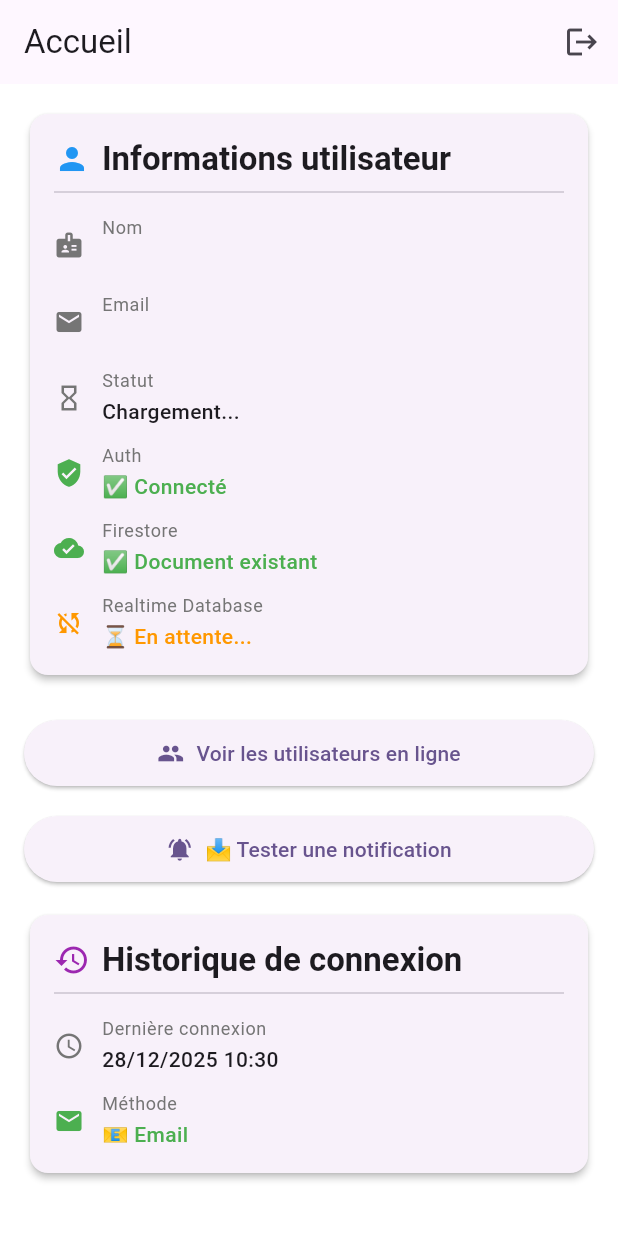
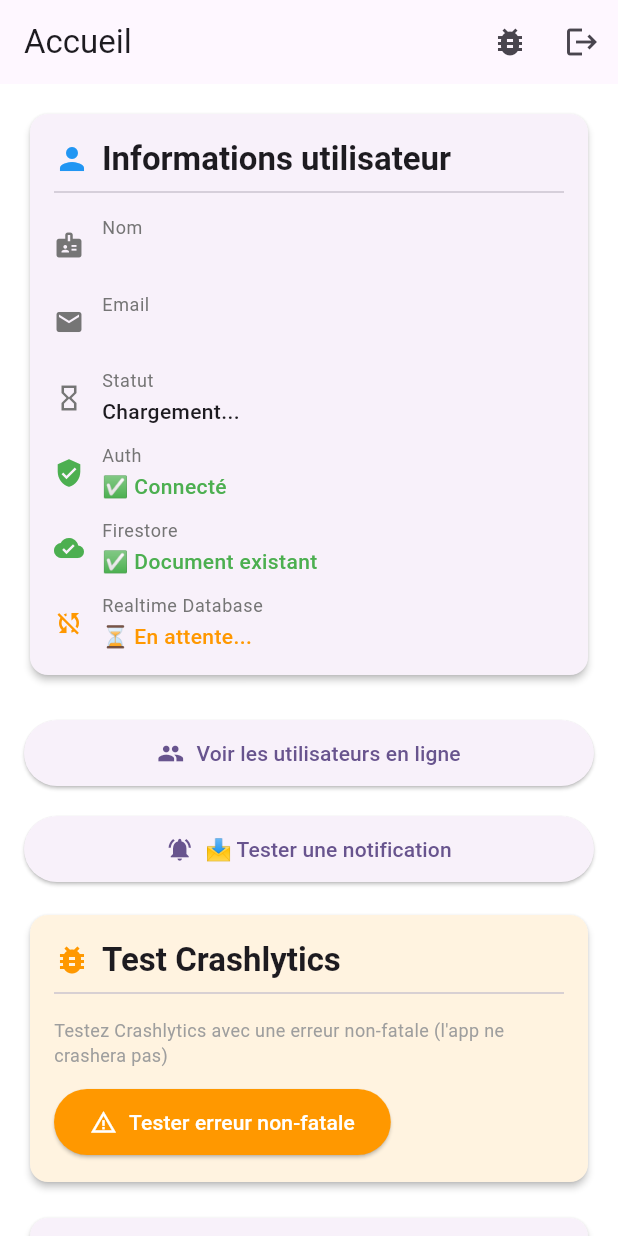
Before and after one commit to Red9112/Int-gration_de_Firebase, a Flutter app: the screen it shows once a user with an empty profile is signed in, on a phone screen of 412 x 824 dp. Run offline on Flutter 3.47's test engine with Material 3 defaults, Android fonts, the phone set to English and light mode, and no system bars; our stand-ins replace cloud_firestore, firebase_analytics, firebase_auth, firebase_core, firebase_crashlytics, firebase_database and 3 more; accounts and stored records are empty; generated files the repository leaves out were written again.

Commit message:
Fix Crashlytics crash test button - Enable collection in debug mode and improve error handling

```diff
--- a/lib/core/firebase/firebase_service.dart
+++ b/lib/core/firebase/firebase_service.dart
@@ -48,8 +48,8 @@ class FirebaseService {
       try {
         _crashlytics = FirebaseCrashlytics.instance;
 
-        // Only enable Crashlytics in release mode
-        // In debug mode, Crashlytics can cause issues
+        // Enable Crashlytics in release mode
+        // In debug mode, enable it conditionally for testing purposes
         if (!kDebugMode) {
           await _crashlytics!.setCrashlyticsCollectionEnabled(true);
 
@@ -64,8 +64,23 @@ class FirebaseService {
             return true;
           };
         } else {
-          // In debug mode, disable Crashlytics collection to avoid errors
-          await _crashlytics!.setCrashlyticsCollectionEnabled(false);
+          // In debug mode, enable Crashlytics collection for testing
+          // This allows testing crash reports in debug mode
+          await _crashlytics!.setCrashlyticsCollectionEnabled(true);
+
+          // Set up error handlers for debug mode as well
+          FlutterError.onError = (errorDetails) {
+            _crashlytics?.recordFlutterFatalError(errorDetails);
+          };
+
+          PlatformDispatcher.instance.onError = (error, stack) {
+            _crashlytics?.recordError(error, stack, fatal: true);
+            return true;
+          };
+
+          if (kDebugMode) {
+            debugPrint('✅ Crashlytics enabled in debug mode for testing');
+          }
         }
       } catch (e) {
         // If Crashlytics fails to initialize, continue without it
--- a/lib/features/auth/presentation/screens/home_screen.dart
+++ b/lib/features/auth/presentation/screens/home_screen.dart
@@ -5,6 +5,7 @@ import 'package:firebase_database/firebase_database.dart';
 import 'package:cloud_firestore/cloud_firestore.dart';
 import '../../auth_provider.dart' as auth;
 import '../../../../services/presence_service.dart';
+import '../../../../services/crashlytics_service.dart';
 import '../../../../features/database/firestore_service.dart';
 import '../../../presence/presentation/screens/online_users_screen.dart';
 import '../../../messaging/presentation/widgets/test_notification_button.dart';
@@ -21,6 +22,43 @@ class HomeScreen extends StatelessWidget {
       appBar: AppBar(
         title: const Text('Accueil'),
         actions: [
+          // 🔴 Bouton TEST Crashlytics
+          IconButton(
+            icon: const Icon(Icons.bug_report),
+            tooltip: 'Tester Crashlytics',
+            onPressed: () async {
+              // Show confirmation dialog before crashing
+              final shouldCrash = await showDialog<bool>(
+                context: context,
+                builder: (context) => AlertDialog(
+                  title: const Text('Test Crashlytics'),
+                  content: const Text(
+                    'Cette action va provoquer un crash de l\'application pour tester Crashlytics.\n\n'
+                    'Le crash sera enregistré dans Firebase Crashlytics.\n\n'
+                    'Voulez-vous continuer ?',
+                  ),
+                  actions: [
+                    TextButton(
+                      onPressed: () => Navigator.of(context).pop(false),
+                      child: const Text('Annuler'),
+                    ),
+                    TextButton(
+                      onPressed: () => Navigator.of(context).pop(true),
+                      style: TextButton.styleFrom(
+                        foregroundColor: Colors.red,
+                      ),
+                      child: const Text('Crash'),
+                    ),
+                  ],
+                ),
+              );
+
+              if (shouldCrash == true) {
+                // Use CrashlyticsService for consistency
+                await CrashlyticsService.crash();
+              }
+            },
+          ),
           IconButton(
             icon: const Icon(Icons.logout),
             onPressed: () async {
@@ -50,6 +88,11 @@ class HomeScreen extends StatelessWidget {
 
                   // Option 3: Bouton test notification
                   const TestNotificationButton(),
+
+                  const SizedBox(height: 16),
+
+                  // Option 5: Test Crashlytics (Non-fatal error)
+                  _buildCrashlyticsTestSection(context),
 
                   const SizedBox(height: 16),
 
@@ -336,4 +379,77 @@ class HomeScreen extends StatelessWidget {
       ),
     );
   }
+
+  Widget _buildCrashlyticsTestSection(BuildContext context) {
+    return Card(
+      elevation: 2,
+      color: Colors.orange.shade50,
+      child: Padding(
+        padding: const EdgeInsets.all(16.0),
+        child: Column(
+          crossAxisAlignment: CrossAxisAlignment.start,
+          children: [
+            Row(
+              children: [
+                const Icon(Icons.bug_report, color: Colors.orange),
+                const SizedBox(width: 8),
+                Text(
+                  'Test Crashlytics',
+                  style: Theme.of(context).textTheme.titleLarge?.copyWith(
+                        fontWeight: FontWeight.bold,
+                      ),
+                ),
+              ],
+            ),
+            const Divider(),
+            const SizedBox(height: 8),
+            const Text(
+              'Testez Crashlytics avec une erreur non-fatale (l\'app ne crashera pas)',
+              style: TextStyle(fontSize: 12, color: Colors.grey),
+            ),
+            const SizedBox(height: 12),
+            ElevatedButton.icon(
+              onPressed: () async {
+                try {
+                  // Test non-fatal error
+                  await CrashlyticsService.recordError(
+                    Exception('Test error from Crashlytics button'),
+                    StackTrace.current,
+                    reason: 'User triggered test error',
+                    fatal: false,
+                  );
+
+                  if (context.mounted) {
+                    ScaffoldMessenger.of(context).showSnackBar(
+                      const SnackBar(
+                        content: Text('✅ Erreur de test envoyée à Crashlytics'),
+                        backgroundColor: Colors.green,
+                        duration: Duration(seconds: 2),
+                      ),
+                    );
+                  }
+                } catch (e) {
+                  if (context.mounted) {
+                    ScaffoldMessenger.of(context).showSnackBar(
+                      SnackBar(
+                        content: Text('❌ Erreur: $e'),
+                        backgroundColor: Colors.red,
+                      ),
+                    );
+                  }
+                }
+              },
+              icon: const Icon(Icons.warning_amber),
+              label: const Text('Tester erreur non-fatale'),
+              style: ElevatedButton.styleFrom(
+                backgroundColor: Colors.orange,
+                foregroundColor: Colors.white,
+                padding: const EdgeInsets.symmetric(horizontal: 24, vertical: 12),
+              ),
+            ),
+          ],
+        ),
+      ),
+    );
+  }
 }
--- a/lib/services/crashlytics_service.dart
+++ b/lib/services/crashlytics_service.dart
@@ -97,10 +97,38 @@ class CrashlyticsService {
     }
   }
 
-  /// Force a crash (for testing - use only in debug mode)
-  static void crash() {
-    if (kDebugMode && _crashlytics != null) {
-      _crashlytics!.crash();
+  /// Force a crash (for testing)
+  /// Works in both debug and release modes
+  /// Note: Make sure Crashlytics collection is enabled
+  static Future<void> crash() async {
+    if (_crashlytics == null) {
+      if (kDebugMode) {
+        debugPrint('❌ Crashlytics is not initialized. Cannot trigger crash.');
+      }
+      return;
     }
+
+    // Ensure Crashlytics collection is enabled before crashing
+    try {
+      final isEnabled = await _crashlytics!.isCrashlyticsCollectionEnabled;
+      if (!isEnabled) {
+        await _crashlytics!.setCrashlyticsCollectionEnabled(true);
+        if (kDebugMode) {
+          debugPrint('✅ Crashlytics collection enabled for crash test');
+        }
+        // Wait a bit for the setting to take effect
+        await Future.delayed(const Duration(milliseconds: 100));
+      }
+    } catch (e) {
+      if (kDebugMode) {
+        debugPrint('⚠️ Error checking/enabling Crashlytics: $e');
+      }
+    }
+
+    // Trigger the crash
+    if (kDebugMode) {
+      debugPrint('💥 Triggering test crash...');
+    }
+    _crashlytics!.crash();
   }
 }
```
